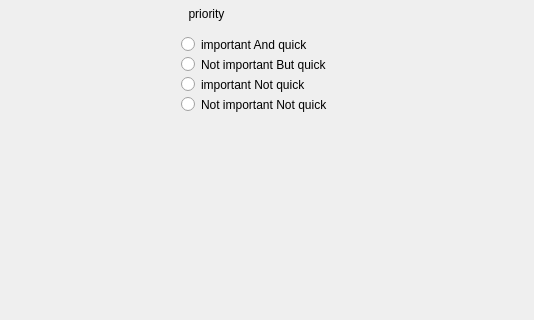
This is Assignment_22/main_window.ui in omidNomiri/My-python-learning-process as Qt 5 draws it before an edit; both pictures show x 479 to 1013 and y 136 to 456 of the 1013 by 597 pixel window. The edited form follows.
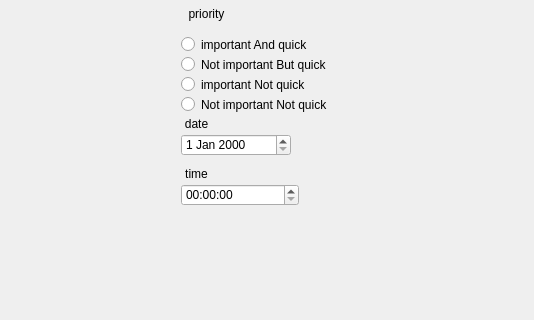
This is the edited form.

Diff of the .ui file:
```diff
--- a/Assignment_22/main_window.ui
+++ b/Assignment_22/main_window.ui
@@ -177,6 +177,58 @@
      <string>Not important Not quick</string>
     </property>
    </widget>
+   <widget class="QDateEdit" name="dateEdit">
+    <property name="geometry">
+     <rect>
+      <x>660</x>
+      <y>270</y>
+      <width>110</width>
+      <height>22</height>
+     </rect>
+    </property>
+   </widget>
+   <widget class="QTimeEdit" name="timeEdit">
+    <property name="geometry">
+     <rect>
+      <x>660</x>
+      <y>320</y>
+      <width>118</width>
+      <height>22</height>
+     </rect>
+    </property>
+   </widget>
+   <widget class="QLabel" name="label_4">
+    <property name="geometry">
+     <rect>
+      <x>660</x>
+      <y>250</y>
+      <width>31</width>
+      <height>20</height>
+     </rect>
+    </property>
+    <property name="text">
+     <string>date</string>
+    </property>
+    <property name="alignment">
+     <set>Qt::AlignCenter</set>
+    </property>
+   </widget>
+   <widget class="QLabel" name="label_5">
+    <property name="geometry">
+     <rect>
+      <x>660</x>
+      <y>300</y>
+      <width>31</width>
+      <height>20</height>
+     </rect>
+    </property>
+    <property name="text">
+     <string>time</string>
+    </property>
+    <property name="alignment">
+     <set>Qt::AlignCenter</set>
+    </property>
+   </widget>
   </widget>
  </widget>
  <resources/>
```
